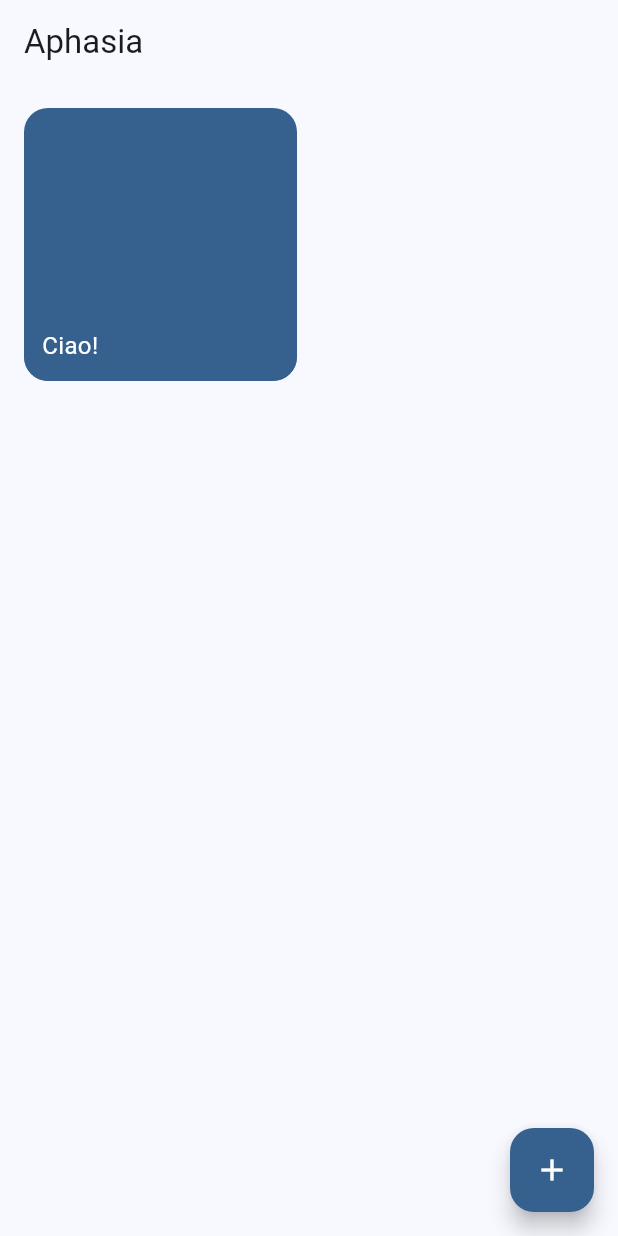
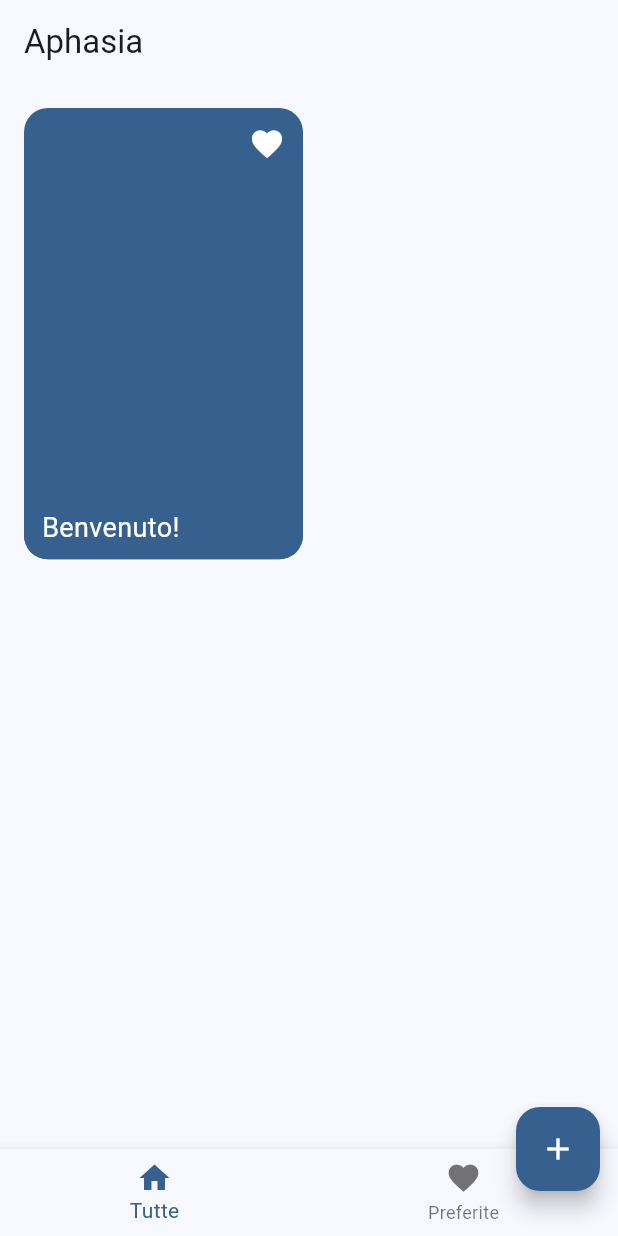
Before and after one commit to fabio-vokrri/aphasia, a Flutter app: the screen it shows after launch, on a phone screen of 412 x 824 dp. Run offline on Flutter 3.47's test engine with Material 3 defaults, Android fonts, the light colour scheme and no system bars; our stand-ins replace flutter_tts, image_picker.

Commit message:
added favourites feature

```diff
--- a/lib/main.dart
+++ b/lib/main.dart
@@ -1,3 +1,4 @@
+import 'package:aphasia/providers/tts_provider.dart';
 import 'package:aphasia/providers/word_provider.dart';
 import 'package:aphasia/view/pages/home.dart';
 import 'package:flutter/material.dart';
@@ -6,7 +7,9 @@ import 'package:provider/provider.dart';
 
 void main(List<String> args) {
   SystemChrome.setSystemUIOverlayStyle(
-    const SystemUiOverlayStyle(systemNavigationBarColor: Colors.transparent),
+    const SystemUiOverlayStyle(
+      systemNavigationBarColor: Colors.transparent,
+    ),
   );
   runApp(const Aphasia());
 }
@@ -16,8 +19,11 @@ class Aphasia extends StatelessWidget {
 
   @override
   Widget build(BuildContext context) {
-    return ChangeNotifierProvider(
-      create: (context) => WordProvider(),
+    return MultiProvider(
+      providers: [
+        ChangeNotifierProvider(create: (context) => WordProvider()),
+        ChangeNotifierProvider(create: (context) => TTSProvider()),
+      ],
       child: MaterialApp(
         title: "Aphasia",
         debugShowCheckedModeBanner: false,
--- a/lib/model/word.dart
+++ b/lib/model/word.dart
@@ -4,12 +4,18 @@ import 'dart:io';
 class Word {
   final String content;
   final List<File> _images = [];
+  bool _isFavourite;
 
-  Word(this.content);
+  Word(this.content, {bool isFavourite = false}) : _isFavourite = isFavourite;
 
   void addAllImages(List<File> images) {
     _images.addAll(images);
   }
 
+  void toggleFavourite() {
+    _isFavourite = !_isFavourite;
+  }
+
+  bool get isFavourite => _isFavourite;
   UnmodifiableListView<File> get getImages => UnmodifiableListView(_images);
 }
--- /dev/null
+++ b/lib/providers/tts_provider.dart
@@ -0,0 +1,17 @@
+import 'package:flutter/material.dart';
+import 'package:flutter_tts/flutter_tts.dart';
+
+class TTSProvider extends ChangeNotifier {
+  final _tts = FlutterTts();
+
+  TTSProvider() {
+    _ttsInit();
+  }
+
+  Future<void> _ttsInit() async {
+    await _tts.setVolume(1);
+    await _tts.setLanguage("it");
+  }
+
+  FlutterTts get getTTSService => _tts;
+}
--- a/lib/providers/word_provider.dart
+++ b/lib/providers/word_provider.dart
@@ -3,13 +3,18 @@ import 'dart:collection';
 import 'package:aphasia/model/word.dart';
 import 'package:flutter/material.dart';
 
+enum WordFilter {
+  all,
+  favourites,
+}
+
 /// Provider class for the words saved by the user
 class WordProvider extends ChangeNotifier {
   final List<Word> _words = [
-    Word("Ciao!"),
+    Word("Benvenuto!", isFavourite: true),
   ];
 
-  /// # IMPLEMENT TRIE FOR FASTER SEARCHES.
+  /// # IMPLEMENT TRIE FOR FASTER SEARCHES!
   ///
   /// Adds the given `word` to the words provider list.
   ///
@@ -38,6 +43,24 @@ class WordProvider extends ChangeNotifier {
     notifyListeners();
   }
 
-  bool get isEmpty => _words.isEmpty;
-  UnmodifiableListView<Word> get getWords => UnmodifiableListView(_words);
+  /// Toggles the favourite flag on the given `word`.
+  void toggleFavourite(Word word) {
+    word.toggleFavourite();
+    notifyListeners();
+  }
+
+  UnmodifiableListView<Word> filter(WordFilter filter) {
+    return switch (filter) {
+      WordFilter.favourites => _getFavouriteWords,
+      WordFilter.all => _getAllWords,
+    };
+  }
+
+  UnmodifiableListView<Word> get _getAllWords {
+    return UnmodifiableListView(_words);
+  }
+
+  UnmodifiableListView<Word> get _getFavouriteWords {
+    return UnmodifiableListView(_words.where((Word word) => word.isFavourite));
+  }
 }
--- a/lib/view/components/bottom_sheet.dart
+++ b/lib/view/components/bottom_sheet.dart
@@ -47,9 +47,7 @@ class _CustomBottomSheetState extends State<CustomBottomSheet> {
 
     return Padding(
       padding: const EdgeInsets.all(32.0).add(
-        EdgeInsets.only(
-          bottom: MediaQuery.of(context).viewInsets.bottom,
-        ),
+        EdgeInsets.only(bottom: MediaQuery.of(context).viewInsets.bottom),
       ),
       child: Column(
         mainAxisSize: MainAxisSize.min,
@@ -65,6 +63,7 @@ class _CustomBottomSheetState extends State<CustomBottomSheet> {
             child: TextFormField(
               controller: _wordController,
               focusNode: _focusNode,
+              maxLength: 50,
               validator: (String? value) {
                 if (value == null || value.isEmpty) {
                   return "Inserisci una parola";
@@ -81,7 +80,6 @@ class _CustomBottomSheetState extends State<CustomBottomSheet> {
               ),
             ),
           ),
-          const SizedBox(height: 16.0),
           SingleChildScrollView(
             scrollDirection: Axis.horizontal,
             child: Row(
--- a/lib/view/components/word_card.dart
+++ b/lib/view/components/word_card.dart
@@ -1,61 +1,60 @@
 import 'package:aphasia/model/word.dart';
+import 'package:aphasia/providers/tts_provider.dart';
+import 'package:aphasia/providers/word_provider.dart';
 import 'package:aphasia/view/components/delete_dialog.dart';
 import 'package:aphasia/view/components/word_label.dart';
 import 'package:flutter/material.dart';
-import 'package:flutter_tts/flutter_tts.dart';
+import 'package:provider/provider.dart';
 
-class WordCard extends StatefulWidget {
+class WordCard extends StatelessWidget {
   const WordCard({super.key, required this.word});
 
   final Word word;
 
   @override
-  State<WordCard> createState() => _WordCardState();
-}
+  Widget build(BuildContext context) {
+    final tts = Provider.of<TTSProvider>(context).getTTSService;
+    final provider = Provider.of<WordProvider>(context);
 
-class _WordCardState extends State<WordCard> {
-  final tts = FlutterTts();
-
-  @override
-  void initState() {
-    initTTS();
-    super.initState();
-  }
-
-  Future<void> initTTS() async {
-    await tts.setVolume(1);
-    await tts.setLanguage("it");
-  }
-
-  @override
-  Widget build(BuildContext context) {
     return GestureDetector(
-      onTap: () => tts.speak(widget.word.content),
+      onTap: () => tts.speak(word.content),
       onLongPress: () => showDialog(
         context: context,
-        builder: (context) {
-          return DeleteDialog(word: widget.word);
-        },
+        builder: (context) => DeleteDialog(word: word),
       ),
       child: ClipRRect(
         borderRadius: BorderRadius.circular(16.0),
         child: Container(
-          alignment: Alignment.bottomLeft,
           decoration: BoxDecoration(color: Theme.of(context).primaryColor),
           child: Stack(
             children: [
               PageView.builder(
-                itemCount: widget.word.getImages.length,
+                itemCount: word.getImages.length,
                 itemBuilder: (context, index) {
                   return Image.file(
-                    widget.word.getImages[index],
+                    word.getImages[index],
                     fit: BoxFit.cover,
                   );
                 },
               ),
               Align(
                 alignment: Alignment.bottomCenter,
-                child: WordLabel(word: widget.word),
+                child: WordLabel(word: word),
+              ),
+              Align(
+                alignment: Alignment.topRight,
+                child: IconButton.filled(
+                  style: IconButton.styleFrom(
+                    foregroundColor: Colors.white,
+                    shape: RoundedRectangleBorder(
+                      borderRadius: BorderRadius.circular(12),
+                    ),
+                  ),
+                  onPressed: () => provider.toggleFavourite(word),
+                  icon: Icon(
+                    word.isFavourite ? Icons.favorite : Icons.favorite_border,
+                  ),
+                ),
               ),
             ],
           ),
--- a/lib/view/components/word_label.dart
+++ b/lib/view/components/word_label.dart
@@ -8,21 +8,17 @@ class WordLabel extends StatelessWidget {
 
   @override
   Widget build(BuildContext context) {
+    final theme = Theme.of(context);
+
     return Container(
-      padding: const EdgeInsets.all(12),
       width: double.infinity,
-      decoration: BoxDecoration(
-        color: Theme.of(context).primaryColor,
-        borderRadius: const BorderRadius.only(
-          bottomRight: Radius.circular(16),
-          bottomLeft: Radius.circular(16),
-        ),
-      ),
+      padding: const EdgeInsets.symmetric(horizontal: 12, vertical: 8),
+      decoration: BoxDecoration(color: theme.primaryColor),
       child: Text(
         word.content,
         style: TextStyle(
-          color: Theme.of(context).colorScheme.onPrimary,
-          fontSize: 16,
+          color: theme.colorScheme.onPrimary,
+          fontSize: 18,
         ),
         overflow: TextOverflow.fade,
       ),
--- a/lib/view/pages/home.dart
+++ b/lib/view/pages/home.dart
@@ -4,8 +4,16 @@ import 'package:aphasia/view/components/word_card.dart';
 import 'package:flutter/material.dart';
 import 'package:provider/provider.dart';
 
-class HomePage extends StatelessWidget {
+class HomePage extends StatefulWidget {
   const HomePage({super.key});
+
+  @override
+  State<HomePage> createState() => _HomePageState();
+}
+
+class _HomePageState extends State<HomePage> {
+  int _currentIndex = 0;
+  WordFilter _filter = WordFilter.all;
 
   @override
   Widget build(BuildContext context) {
@@ -13,17 +21,20 @@ class HomePage extends StatelessWidget {
 
     return Scaffold(
       appBar: AppBar(title: const Text("Aphasia")),
-      body: provider.isEmpty
-          ? const Center(child: Text("Nessuna parola ancora inserita!"))
+      body: provider.filter(_filter).isEmpty
+          ? const Center(child: Text("Nessuna parola ancora aggiunta!"))
           : GridView.count(
+              crossAxisCount: 2,
               padding: const EdgeInsets.all(16.0),
-              mainAxisSpacing: 16.0,
-              crossAxisSpacing: 16.0,
-              crossAxisCount: 2,
-              children: provider.getWords
-                  .map((element) => WordCard(word: element))
+              mainAxisSpacing: 8,
+              crossAxisSpacing: 8,
+              childAspectRatio: 0.61803398875,
+              children: provider
+                  .filter(_filter)
+                  .map((word) => WordCard(word: word))
                   .toList(),
             ),
+      floatingActionButtonLocation: FloatingActionButtonLocation.miniEndDocked,
       floatingActionButton: FloatingActionButton(
         backgroundColor: Theme.of(context).primaryColor,
         foregroundColor: Theme.of(context).colorScheme.onPrimary,
@@ -38,6 +49,27 @@ class HomePage extends StatelessWidget {
         },
         child: const Icon(Icons.add),
       ),
+      bottomNavigationBar: BottomNavigationBar(
+        currentIndex: _currentIndex,
+        // showSelectedLabels: false,
+        // showUnselectedLabels: false,
+        onTap: (int index) {
+          setState(() {
+            _currentIndex = index;
+            _filter = WordFilter.values[_currentIndex];
+          });
+        },
+        items: const [
+          BottomNavigationBarItem(
+            icon: Icon(Icons.home),
+            label: "Tutte",
+          ),
+          BottomNavigationBarItem(
+            icon: Icon(Icons.favorite),
+            label: "Preferite",
+          ),
+        ],
+      ),
     );
   }
 }
--- a/pubspec.yaml
+++ b/pubspec.yaml
@@ -57,8 +57,8 @@ flutter:
   uses-material-design: true
 
   # To add assets to your application, add an assets section, like this:
-  # assets:
-  #   - assets/images/
+  assets:
+    - assets/welcome.jpg
   #   - images/a_dot_ham.jpeg
 
   # An image asset can refer to one or more resolution-specific "variants", see
```
Also changed, not shown: assets/welcome.jpg (added).
